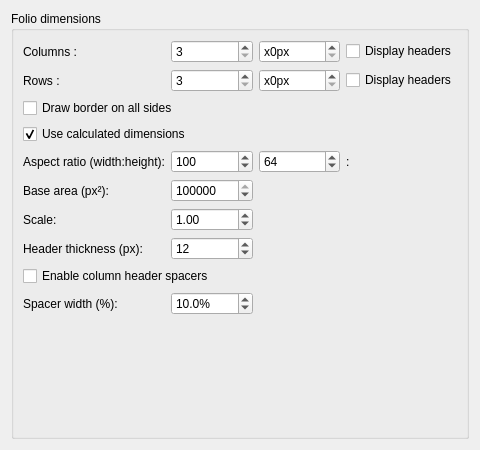
The window that sources/ui/borderpropertieswidget.ui (EmilOsvoll/qelectrotech-source-mirror) describes before a commit, drawn with Qt 5.
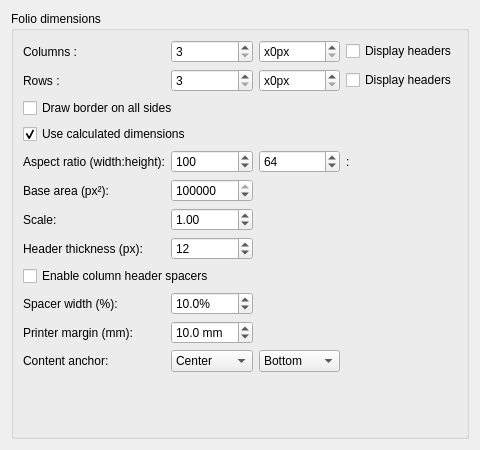
The same window after the commit.

Patch:
```diff
--- a/sources/ui/borderpropertieswidget.ui
+++ b/sources/ui/borderpropertieswidget.ui
@@ -280,7 +280,90 @@
         </property>
        </widget>
       </item>
+      <item row="10" column="0">
+       <widget class="QLabel" name="label_printer_margin">
+        <property name="text">
+         <string>Printer margin (mm):</string>
+        </property>
+       </widget>
+      </item>
       <item row="10" column="1">
+       <widget class="QDoubleSpinBox" name="m_printer_margin_sp">
+        <property name="decimals">
+         <number>1</number>
+        </property>
+        <property name="minimum">
+         <double>0.000000000000000</double>
+        </property>
+        <property name="maximum">
+         <double>100.000000000000000</double>
+        </property>
+        <property name="singleStep">
+         <double>1.000000000000000</double>
+        </property>
+        <property name="value">
+         <double>10.000000000000000</double>
+        </property>
+        <property name="suffix">
+         <string> mm</string>
+        </property>
+        <property name="toolTip">
+         <string>Margin applied uniformly to all sides when printing/exporting</string>
+        </property>
+       </widget>
+      </item>
+      <item row="11" column="0">
+       <widget class="QLabel" name="label_content_anchor">
+        <property name="text">
+         <string>Content anchor:</string>
+        </property>
+       </widget>
+      </item>
+      <item row="11" column="1">
+       <widget class="QComboBox" name="m_print_anchor_horizontal_cb">
+        <property name="currentIndex">
+         <number>1</number>
+        </property>
+        <item>
+         <property name="text">
+          <string>Left</string>
+         </property>
+        </item>
+        <item>
+         <property name="text">
+          <string>Center</string>
+         </property>
+        </item>
+        <item>
+         <property name="text">
+          <string>Right</string>
+         </property>
+        </item>
+       </widget>
+      </item>
+      <item row="11" column="2">
+       <widget class="QComboBox" name="m_print_anchor_vertical_cb">
+        <property name="currentIndex">
+         <number>2</number>
+        </property>
+        <item>
+         <property name="text">
+          <string>Top</string>
+         </property>
+        </item>
+        <item>
+         <property name="text">
+          <string>Center</string>
+         </property>
+        </item>
+        <item>
+         <property name="text">
+          <string>Bottom</string>
+         </property>
+        </item>
+       </widget>
+      </item>
+      <item row="12" column="1">
        <spacer name="verticalSpacer">
         <property name="orientation">
          <enum>Qt::Vertical</enum>
```
